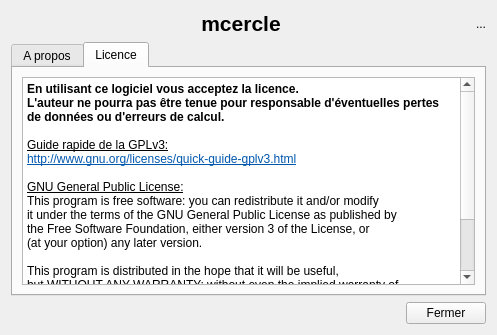
Qt form src/about.ui (cfdev/mcercle) before a commit.
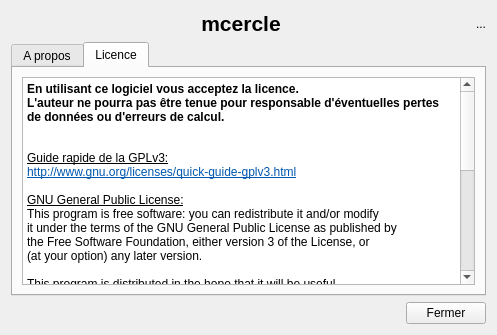
The same form after that commit. The open tabs and pages were chosen to show the change. Icons and pictures are not drawn.

Commit message: Ajout de la licence QcustomPlot

```diff
--- a/src/about.ui
+++ b/src/about.ui
@@ -191,6 +191,7 @@
 &lt;/style&gt;&lt;/head&gt;&lt;body style=&quot; font-family:'MS Shell Dlg 2'; font-size:7.85455pt; font-weight:400; font-style:normal;&quot;&gt;
 &lt;p style=&quot; margin-top:0px; margin-bottom:0px; margin-left:0px; margin-right:0px; -qt-block-indent:0; text-indent:0px;&quot;&gt;&lt;span style=&quot; font-family:'Ubuntu'; font-size:9pt; font-weight:600;&quot;&gt;En utilisant ce logiciel vous acceptez la licence.&lt;/span&gt;&lt;/p&gt;
 &lt;p style=&quot; margin-top:0px; margin-bottom:0px; margin-left:0px; margin-right:0px; -qt-block-indent:0; text-indent:0px;&quot;&gt;&lt;span style=&quot; font-family:'Ubuntu'; font-size:9pt; font-weight:600;&quot;&gt;L'auteur ne pourra pas être tenue pour responsable d'éventuelles pertes de données ou d'erreurs de calcul.&lt;/span&gt;&lt;/p&gt;
+&lt;p align=&quot;center&quot; style=&quot; margin-top:0px; margin-bottom:0px; margin-left:0px; margin-right:0px; -qt-block-indent:0; text-indent:0px;&quot;&gt;&lt;img src=&quot;:/app/logo&quot; /&gt;&lt;/p&gt;
 &lt;p style=&quot;-qt-paragraph-type:empty; margin-top:0px; margin-bottom:0px; margin-left:0px; margin-right:0px; -qt-block-indent:0; text-indent:0px; font-family:'Ubuntu'; font-size:9pt;&quot;&gt;&lt;br /&gt;&lt;/p&gt;
 &lt;p style=&quot; margin-top:0px; margin-bottom:0px; margin-left:0px; margin-right:0px; -qt-block-indent:0; text-indent:0px;&quot;&gt;&lt;span style=&quot; font-family:'Ubuntu'; font-size:9pt; text-decoration: underline;&quot;&gt;Guide rapide de la GPLv3:&lt;/span&gt;&lt;/p&gt;
 &lt;p style=&quot; margin-top:0px; margin-bottom:0px; margin-left:0px; margin-right:0px; -qt-block-indent:0; text-indent:0px;&quot;&gt;&lt;a href=&quot;http://www.gnu.org/licenses/quick-guide-gplv3.html&quot;&gt;&lt;span style=&quot; font-family:'Ubuntu'; font-size:9pt; text-decoration: underline; color:#0057ae;&quot;&gt;http://www.gnu.org/licenses/quick-guide-gplv3.html&lt;/span&gt;&lt;/a&gt;&lt;/p&gt;
@@ -207,7 +208,15 @@
 &lt;p style=&quot; margin-top:0px; margin-bottom:0px; margin-left:0px; margin-right:0px; -qt-block-indent:0; text-indent:0px;&quot;&gt;&lt;span style=&quot; font-family:'Ubuntu'; font-size:9pt;&quot;&gt;GNU General Public License for more details.&lt;/span&gt;&lt;/p&gt;
 &lt;p style=&quot;-qt-paragraph-type:empty; margin-top:0px; margin-bottom:0px; margin-left:0px; margin-right:0px; -qt-block-indent:0; text-indent:0px; font-family:'Ubuntu'; font-size:9pt;&quot;&gt;&lt;br /&gt;&lt;/p&gt;
 &lt;p style=&quot; margin-top:0px; margin-bottom:0px; margin-left:0px; margin-right:0px; -qt-block-indent:0; text-indent:0px;&quot;&gt;&lt;span style=&quot; font-family:'Ubuntu'; font-size:9pt;&quot;&gt;You should have received a copy of the GNU General Public License&lt;/span&gt;&lt;/p&gt;
-&lt;p style=&quot; margin-top:0px; margin-bottom:0px; margin-left:0px; margin-right:0px; -qt-block-indent:0; text-indent:0px;&quot;&gt;&lt;span style=&quot; font-family:'Ubuntu'; font-size:9pt;&quot;&gt;along with this program. If not, see &amp;lt;&lt;/span&gt;&lt;a href=&quot;http://www.gnu.org/licenses/&quot;&gt;&lt;span style=&quot; font-family:'Ubuntu'; font-size:9pt; text-decoration: underline; color:#0057ae;&quot;&gt;http://www.gnu.org/licenses/&lt;/span&gt;&lt;/a&gt;&lt;span style=&quot; font-family:'Ubuntu'; font-size:9pt;&quot;&gt;&amp;gt;.&lt;/span&gt;&lt;/p&gt;&lt;/body&gt;&lt;/html&gt;</string>
+&lt;p style=&quot; margin-top:0px; margin-bottom:0px; margin-left:0px; margin-right:0px; -qt-block-indent:0; text-indent:0px;&quot;&gt;&lt;span style=&quot; font-family:'Ubuntu'; font-size:9pt;&quot;&gt;along with this program. If not, see &amp;lt;&lt;/span&gt;&lt;a href=&quot;http://www.gnu.org/licenses/&quot;&gt;&lt;span style=&quot; font-family:'Ubuntu'; font-size:9pt; text-decoration: underline; color:#0057ae;&quot;&gt;http://www.gnu.org/licenses/&lt;/span&gt;&lt;/a&gt;&lt;span style=&quot; font-family:'Ubuntu'; font-size:9pt;&quot;&gt;&amp;gt;.&lt;/span&gt;&lt;/p&gt;
+&lt;p style=&quot;-qt-paragraph-type:empty; margin-top:0px; margin-bottom:0px; margin-left:0px; margin-right:0px; -qt-block-indent:0; text-indent:0px; font-family:'Ubuntu'; font-size:9pt;&quot;&gt;&lt;br /&gt;&lt;/p&gt;
+&lt;p style=&quot; margin-top:0px; margin-bottom:0px; margin-left:0px; margin-right:0px; -qt-block-indent:0; text-indent:0px;&quot;&gt;&lt;span style=&quot; font-family:'Ubuntu'; font-size:10pt; font-weight:600; text-decoration: underline;&quot;&gt;Composants:&lt;/span&gt;&lt;/p&gt;
+&lt;p style=&quot;-qt-paragraph-type:empty; margin-top:0px; margin-bottom:0px; margin-left:0px; margin-right:0px; -qt-block-indent:0; text-indent:0px; font-family:'Ubuntu'; font-size:9pt; font-weight:600; text-decoration: underline;&quot;&gt;&lt;br /&gt;&lt;/p&gt;
+&lt;p style=&quot; margin-top:0px; margin-bottom:0px; margin-left:0px; margin-right:0px; -qt-block-indent:0; text-indent:0px;&quot;&gt;&lt;span style=&quot; font-size:9pt; font-weight:600;&quot;&gt;QCustomPlot&lt;/span&gt;&lt;span style=&quot; font-size:9pt;&quot;&gt; is a Qt C++ widget for plotting and data visualization. It has no further dependencies and is &lt;/span&gt;&lt;a href=&quot;http://www.qcustomplot.com/index.php/support/documentation&quot;&gt;&lt;span style=&quot; font-size:9pt; text-decoration: underline; color:#0000ff;&quot;&gt;fully documented&lt;/span&gt;&lt;/a&gt;&lt;span style=&quot; font-size:9pt;&quot;&gt;. This plotting library focuses on making good looking, publication quality 2D plots, graphs and charts, as well as offering high performance for realtime visualization applications. Have a look at the &lt;/span&gt;&lt;a href=&quot;http://www.qcustomplot.com/index.php/tutorials/settingup&quot;&gt;&lt;span style=&quot; font-size:9pt; text-decoration: underline; color:#0000ff;&quot;&gt;Setting Up&lt;/span&gt;&lt;/a&gt;&lt;span style=&quot; font-size:9pt;&quot;&gt; and the &lt;/span&gt;&lt;a href=&quot;http://www.qcustomplot.com/index.php/tutorials/basicplotting&quot;&gt;&lt;span style=&quot; font-size:9pt; text-decoration: underline; color:#0000ff;&quot;&gt;Basic Plotting&lt;/span&gt;&lt;/a&gt;&lt;span style=&quot; font-size:9pt;&quot;&gt; tutorials to get started.&lt;/span&gt;&lt;/p&gt;
+&lt;p style=&quot;-qt-paragraph-type:empty; margin-top:0px; margin-bottom:0px; margin-left:0px; margin-right:0px; -qt-block-indent:0; text-indent:0px; font-size:9pt;&quot;&gt;&lt;br /&gt;&lt;/p&gt;
+&lt;p style=&quot; margin-top:0px; margin-bottom:0px; margin-left:0px; margin-right:0px; -qt-block-indent:0; text-indent:0px;&quot;&gt;&lt;span style=&quot; font-size:9pt;&quot;&gt;Licence : GPLV3&lt;/span&gt;&lt;/p&gt;
+&lt;p style=&quot; margin-top:0px; margin-bottom:0px; margin-left:0px; margin-right:0px; -qt-block-indent:0; text-indent:0px;&quot;&gt;&lt;span style=&quot; font-size:9pt;&quot;&gt;Site Internet: &lt;/span&gt;&lt;a href=&quot;http://www.qcustomplot.com/&quot;&gt;&lt;span style=&quot; font-size:8pt; text-decoration: underline; color:#0000ff;&quot;&gt;http://www.qcustomplot.com/&lt;/span&gt;&lt;/a&gt;&lt;/p&gt;
+&lt;p style=&quot;-qt-paragraph-type:empty; margin-top:0px; margin-bottom:0px; margin-left:0px; margin-right:0px; -qt-block-indent:0; text-indent:0px; font-size:8pt;&quot;&gt;&lt;br /&gt;&lt;/p&gt;&lt;/body&gt;&lt;/html&gt;</string>
              </property>
             </widget>
            </item>
```
Left out of the diff: 2 changed lines with no effect on the pictures. The commit also changes 2 other files.
